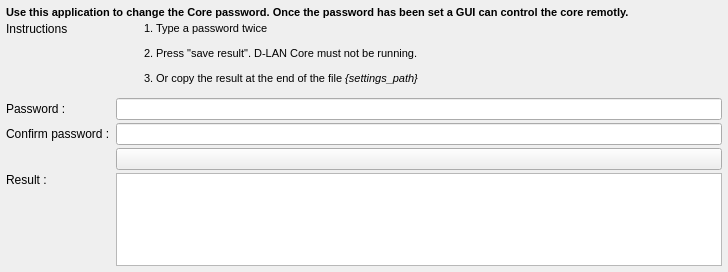
The window that application/Tools/PasswordHasher/MainWindow.ui (Ummon/D-LAN) describes before a commit, drawn with Qt 5.
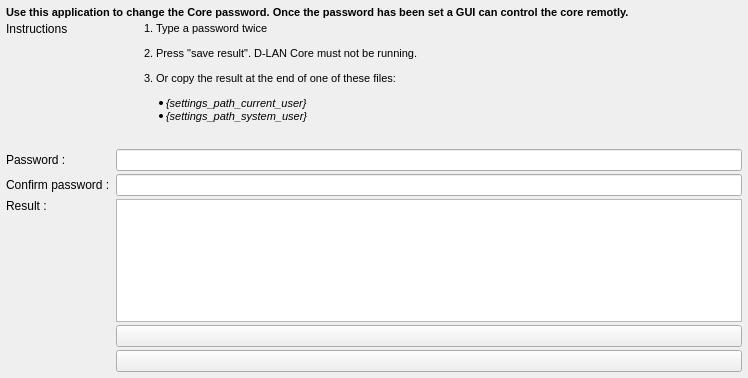
The same window after the commit. Icons and pictures are not drawn.

Commit message: Simplifying the GUI->Core authentication process.

What changed in the file:
```diff
--- a/application/Tools/PasswordHasher/MainWindow.ui
+++ b/application/Tools/PasswordHasher/MainWindow.ui
@@ -6,8 +6,8 @@
    <rect>
     <x>0</x>
     <y>0</y>
-    <width>728</width>
-    <height>272</height>
+    <width>748</width>
+    <height>378</height>
    </rect>
   </property>
   <property name="windowTitle">
@@ -18,7 +18,7 @@
     <normaloff>:/icons/ressources/icon.png</normaloff>:/icons/ressources/icon.png</iconset>
   </property>
   <widget class="QWidget" name="centralWidget">
-   <layout class="QGridLayout" name="gridLayout" rowstretch="0,0,0,0,0,0,0">
+   <layout class="QGridLayout" name="gridLayout" rowstretch="0,0,0,0,0,0,0,0,0">
     <property name="verticalSpacing">
      <number>3</number>
     </property>
@@ -63,16 +63,25 @@
       </property>
      </widget>
     </item>
+    <item row="7" column="1">
+     <widget class="QPushButton" name="butSaveCurrentUser">
+      <property name="text">
+       <string/>
+      </property>
+     </widget>
+    </item>
     <item row="1" column="1">
      <widget class="QLabel" name="lblInstructions">
       <property name="text">
        <string>&lt;!DOCTYPE HTML PUBLIC &quot;-//W3C//DTD HTML 4.0//EN&quot; &quot;http://www.w3.org/TR/REC-html40/strict.dtd&quot;&gt;
 &lt;html&gt;&lt;head&gt;&lt;meta name=&quot;qrichtext&quot; content=&quot;1&quot; /&gt;&lt;style type=&quot;text/css&quot;&gt;
 p, li { white-space: pre-wrap; }
-&lt;/style&gt;&lt;/head&gt;&lt;body style=&quot; font-family:'MS Shell Dlg 2'; font-size:8.25pt; font-weight:400; font-style:normal;&quot;&gt;
-&lt;ol style=&quot;margin-top: 0px; margin-bottom: 0px; margin-left: 0px; margin-right: 0px; -qt-list-indent: 1;&quot;&gt;&lt;li style=&quot; font-size:8pt;&quot; style=&quot; margin-top:12px; margin-bottom:12px; margin-left:0px; margin-right:0px; -qt-block-indent:0; text-indent:0px;&quot;&gt;Type a password twice&lt;/li&gt;
-&lt;li style=&quot; font-size:8pt;&quot; style=&quot; margin-top:12px; margin-bottom:12px; margin-left:0px; margin-right:0px; -qt-block-indent:0; text-indent:0px;&quot;&gt;Press &amp;quot;save result&amp;quot;. D-LAN Core must not be running.&lt;/li&gt;
-&lt;li style=&quot; font-size:8pt;&quot; style=&quot; margin-top:12px; margin-bottom:12px; margin-left:0px; margin-right:0px; -qt-block-indent:0; text-indent:0px;&quot;&gt;Or copy the result at the end of the file &lt;span style=&quot; font-style:italic;&quot;&gt;{settings_path}&lt;/span&gt;&lt;/li&gt;&lt;/ol&gt;&lt;/body&gt;&lt;/html&gt;</string>
+&lt;/style&gt;&lt;/head&gt;&lt;body style=&quot; font-family:'MS Shell Dlg 2'; font-size:8pt; font-weight:400; font-style:normal;&quot;&gt;
+&lt;ol style=&quot;margin-top: 0px; margin-bottom: 0px; margin-left: 0px; margin-right: 0px; -qt-list-indent: 1;&quot;&gt;&lt;li style=&quot; margin-top:12px; margin-bottom:12px; margin-left:0px; margin-right:0px; -qt-block-indent:0; text-indent:0px;&quot;&gt;Type a password twice&lt;/li&gt;
+&lt;li style=&quot; margin-top:12px; margin-bottom:12px; margin-left:0px; margin-right:0px; -qt-block-indent:0; text-indent:0px;&quot;&gt;Press &amp;quot;save result&amp;quot;. D-LAN Core must not be running.&lt;/li&gt;
+&lt;li style=&quot; margin-top:12px; margin-bottom:12px; margin-left:0px; margin-right:0px; -qt-block-indent:0; text-indent:0px;&quot;&gt;Or copy the result at the end of one of these files: &lt;/li&gt;&lt;/ol&gt;
+&lt;ul style=&quot;margin-top: 0px; margin-bottom: 0px; margin-left: 0px; margin-right: 0px; -qt-list-indent: 2;&quot;&gt;&lt;li style=&quot; margin-top:0px; margin-bottom:0px; margin-left:-30px; margin-right:0px; -qt-block-indent:0; text-indent:0px;&quot;&gt;&lt;span style=&quot; font-style:italic;&quot;&gt;{settings_path_current_user}&lt;/span&gt;&lt;/li&gt;&lt;li style=&quot; margin-top:0px; margin-bottom:0px; margin-left:-30px; margin-right:0px; -qt-block-indent:0; text-indent:0px;&quot;&gt;&lt;span style=&quot; font-style:italic;&quot;&gt;{settings_path_system_user}&lt;/span&gt;&lt;/li&gt;&lt;/ul&gt;
+&lt;p style=&quot; margin-top:0px; margin-bottom:0px; margin-left:0px; margin-right:0px; -qt-block-indent:1; text-indent:0px;&quot;&gt;&lt;/p&gt;&lt;/body&gt;&lt;/html&gt;</string>
       </property>
       <property name="textFormat">
        <enum>Qt::RichText</enum>
@@ -128,8 +137,8 @@
       </property>
      </spacer>
     </item>
-    <item row="5" column="1">
-     <widget class="QPushButton" name="butSave">
+    <item row="8" column="1">
+     <widget class="QPushButton" name="butSaveSystemUser">
       <property name="text">
        <string/>
       </property>
```
The commit also changes 23 other files.
